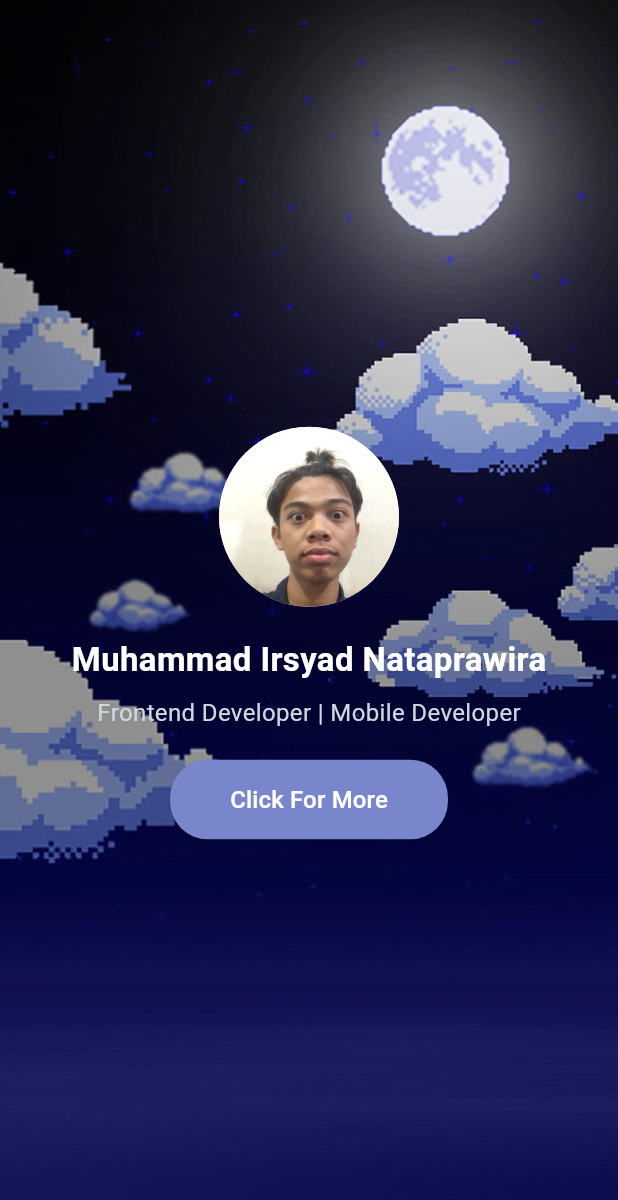
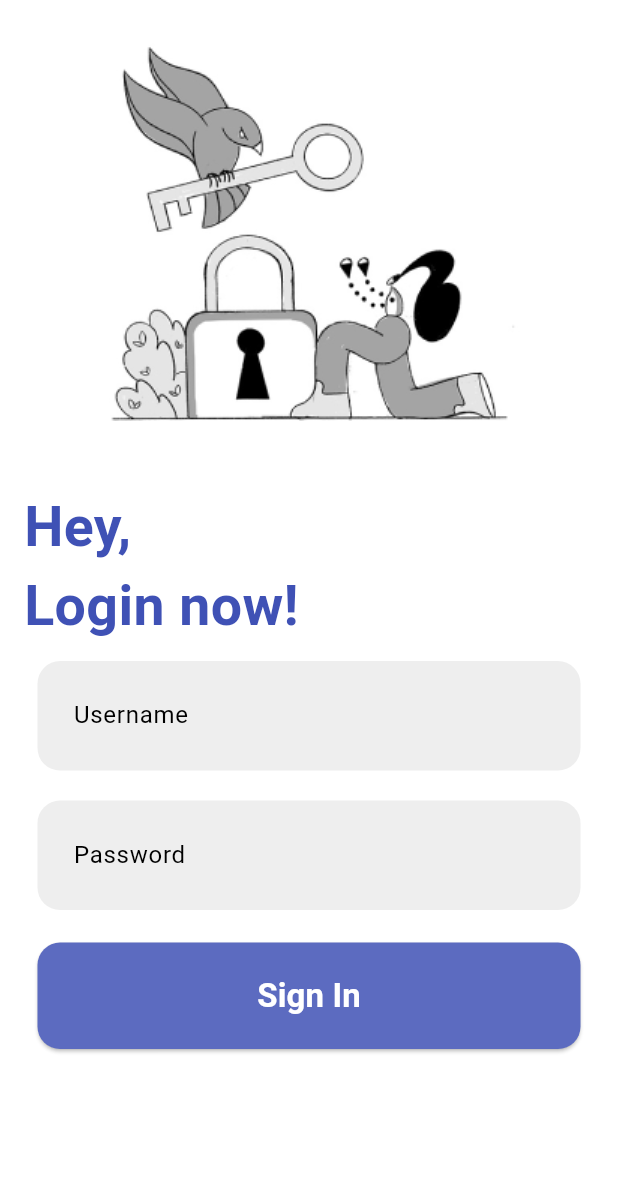
Before and after one commit to isadkang/profile_mobile_flutter, a Flutter app: the screen it shows after launch, on a phone screen of 412 x 824 dp. Shown: the top 1200 px of the screen. Run offline on Flutter 3.47's test engine with Material 3 defaults, Android fonts, the phone set to English and light mode, and no system bars.

Commit message:
feat: login page & route

```diff
--- /dev/null
+++ b/lib/login_screen.dart
@@ -0,0 +1,142 @@
+import 'package:flutter/material.dart';
+
+class LoginScreen extends StatelessWidget {
+  const LoginScreen({super.key});
+
+  @override
+  Widget build(BuildContext context) {
+    Size size = MediaQuery.of(context).size;
+    return Scaffold(
+      body: Stack(
+        children: [
+          Container(
+            decoration: const BoxDecoration(
+              color: Colors.white,
+            ),
+            child: SafeArea(
+              child: ListView(
+                children: [
+                  Image.asset(
+                    'images/bg-2.png',
+                    height: 300,
+                    width: 300,
+                  ),
+                  SizedBox(height: size.height * 0.03),
+                  Padding(
+                    padding: const EdgeInsets.only(left: 16.0),
+                    child: Text(
+                      "Hey, \nLogin now!",
+                      textAlign: TextAlign.left,
+                      style: TextStyle(
+                        fontWeight: FontWeight.bold,
+                        fontSize: 37,
+                        color: Colors.indigo[500],
+                      ),
+                    ),
+                  ),
+                  Padding(
+                    padding: const EdgeInsets.symmetric(
+                      horizontal: 25,
+                      vertical: 10,
+                    ),
+                    child: TextField(
+                      decoration: InputDecoration(
+                        contentPadding: const EdgeInsets.symmetric(
+                          horizontal: 20,
+                          vertical: 22,
+                        ),
+                        fillColor: Colors.grey[200],
+                        filled: true,
+                        border: OutlineInputBorder(
+                          borderSide: BorderSide.none,
+                          borderRadius: BorderRadius.circular(15),
+                        ),
+                        hintText: 'Enter username',
+                        hintStyle: const TextStyle(
+                          color: Colors.black45,
+                          fontSize: 19,
+                        ),
+                        label: const Text(
+                          'Username',
+                          style: TextStyle(
+                            color: Colors.black,
+                          ),
+                        ),
+                      ),
+                    ),
+                  ),
+                  Padding(
+                    padding: const EdgeInsets.symmetric(
+                      horizontal: 25,
+                      vertical: 10,
+                    ),
+                    child: TextField(
+                      obscureText: true,
+                      decoration: InputDecoration(
+                        contentPadding: const EdgeInsets.symmetric(
+                          horizontal: 20,
+                          vertical: 22,
+                        ),
+                        fillColor: Colors.grey[200],
+                        filled: true,
+                        border: OutlineInputBorder(
+                          borderSide: BorderSide.none,
+                          borderRadius: BorderRadius.circular(15),
+                        ),
+                        hintText: 'Password',
+                        hintStyle: const TextStyle(
+                          color: Colors.black45,
+                          fontSize: 19,
+                        ),
+                        label: const Text(
+                          'Password',
+                          style: TextStyle(
+                            color: Colors.black,
+                          ),
+                        ),
+                      ),
+                    ),
+                  ),
+                  const SizedBox(height: 10),
+                  SizedBox(height: size.height * 0.002),
+                  Padding(
+                    padding: const EdgeInsets.symmetric(horizontal: 25),
+                    child: Column(
+                      children: [
+                        ElevatedButton(
+                          style: ElevatedButton.styleFrom(
+                            backgroundColor: Colors.indigo[400],
+                            padding: const EdgeInsets.symmetric(
+                              horizontal: 50,
+                              vertical: 20,
+                            ),
+                            shape: RoundedRectangleBorder(
+                              borderRadius: BorderRadius.circular(15),
+                            ),
+                          ),
+                          child: const Center(
+                            child: Text(
+                              "Sign In",
+                              style: TextStyle(
+                                fontWeight: FontWeight.bold,
+                                color: Colors.white,
+                                fontSize: 22,
+                              ),
+                            ),
+                          ),
+                          onPressed: () {
+                            Navigator.pushReplacementNamed(context, '/profile');
+                          },
+                        ),
+                      ],
+                    ),
+                  ),
+                ],
+              ),
+            ),
+          ),
+        ],
+      ),
+    );
+  }
+}
--- a/lib/main.dart
+++ b/lib/main.dart
@@ -1,5 +1,8 @@
 import 'package:flutter/material.dart';
+import 'package:profile_page/login_screen.dart';
+// import 'package:profile_page/profile_screen.dart';
 import 'package:profile_page/more_page.dart';
+import 'package:profile_page/profile_screen.dart';
 
 void main() {
   runApp(const MyApp());
@@ -9,80 +12,15 @@ class MyApp extends StatelessWidget {
   const MyApp({super.key});
   @override
   Widget build(BuildContext context) {
-    return const MaterialApp(
+    return MaterialApp(
       title: 'Profile Page',
       debugShowCheckedModeBanner: false,
-      home: ProfileScreen(),
+      initialRoute: '/',
+      routes: {
+        '/': (context) => const LoginScreen(),
+        '/profile': (context) => const ProfileScreen(),
+        '/more': (context) => const MorePage(),
+      },
     );
   }
 }
-
-class ProfileScreen extends StatelessWidget {
-  const ProfileScreen({super.key});
-
-  @override
-  Widget build(BuildContext context) {
-    return Scaffold(
-      backgroundColor: Colors.grey[900],
-      body: SafeArea(
-        child: Container(
-          decoration: const BoxDecoration(
-            image: DecorationImage(
-                image: AssetImage('images/bg-1.jpg'), fit: BoxFit.cover),
-          ),
-          child: Center(
-            child: Column(
-              mainAxisAlignment: MainAxisAlignment.center,
-              children: <Widget>[
-                const SizedBox(height: 20),
-                const CircleAvatar(
-                  radius: 60,
-                  backgroundImage: AssetImage('images/profile.png'),
-                ),
-                const SizedBox(height: 20),
-                const Text(
-                  'Muhammad Irsyad Nataprawira',
-                  style: TextStyle(
-                    fontSize: 22,
-                    color: Colors.white,
-                    fontWeight: FontWeight.bold,
-                  ),
-                ),
-                const SizedBox(height: 8),
-                Text(
-                  'Frontend Developer | Mobile Developer',
-                  style: TextStyle(
-                    fontSize: 16,
-                    color: Colors.blueGrey[100],
-                  ),
-                ),
-                const SizedBox(height: 20),
-                ElevatedButton(
-                  onPressed: () {
-                    Navigator.push(context,
-                        MaterialPageRoute(builder: (_) => const MorePage()));
-                  },
-                  style: ElevatedButton.styleFrom(
-                    backgroundColor: Colors.indigo[300],
-                    padding: const EdgeInsets.symmetric(
-                        horizontal: 40, vertical: 15),
-                    shape: RoundedRectangleBorder(
-                      borderRadius: BorderRadius.circular(25),
-                    ),
-                  ),
-                  child: const Text(
-                    'Click For More',
-                    style: TextStyle(
-                      fontSize: 16,
-                      color: Colors.white,
-                    ),
-                  ),
-                ),
-              ],
-            ),
-          ),
-        ),
-      ),
-    );
-  }
-}
--- a/lib/more_page.dart
+++ b/lib/more_page.dart
@@ -13,7 +13,7 @@ class MorePage extends StatelessWidget {
         leading: IconButton(
           icon: const Icon(Icons.arrow_back),
           onPressed: () {
-            Navigator.pop(context);
+            Navigator.pushReplacementNamed(context, '/profile');
           },
         ),
         title: const Text(
--- /dev/null
+++ b/lib/profile_screen.dart
@@ -0,0 +1,70 @@
+import 'package:flutter/material.dart';
+
+class ProfileScreen extends StatelessWidget {
+  const ProfileScreen({super.key});
+
+  @override
+  Widget build(BuildContext context) {
+    return Scaffold(
+      backgroundColor: Colors.grey[900],
+      body: SafeArea(
+        child: Container(
+          decoration: const BoxDecoration(
+            image: DecorationImage(
+                image: AssetImage('images/bg-1.jpg'), fit: BoxFit.cover),
+          ),
+          child: Center(
+            child: Column(
+              mainAxisAlignment: MainAxisAlignment.center,
+              children: <Widget>[
+                const SizedBox(height: 20),
+                const CircleAvatar(
+                  radius: 60,
+                  backgroundImage: AssetImage('images/profile.png'),
+                ),
+                const SizedBox(height: 20),
+                const Text(
+                  'Muhammad Irsyad Nataprawira',
+                  style: TextStyle(
+                    fontSize: 22,
+                    color: Colors.white,
+                    fontWeight: FontWeight.bold,
+                  ),
+                ),
+                const SizedBox(height: 8),
+                Text(
+                  'Frontend Developer | Mobile Developer',
+                  style: TextStyle(
+                    fontSize: 16,
+                    color: Colors.blueGrey[100],
+                  ),
+                ),
+                const SizedBox(height: 20),
+                ElevatedButton(
+                  onPressed: () {
+                    Navigator.pushReplacementNamed(context, '/more');
+                  },
+                  style: ElevatedButton.styleFrom(
+                    backgroundColor: Colors.indigo[300],
+                    padding: const EdgeInsets.symmetric(
+                        horizontal: 40, vertical: 15),
+                    shape: RoundedRectangleBorder(
+                      borderRadius: BorderRadius.circular(25),
+                    ),
+                  ),
+                  child: const Text(
+                    'Click For More',
+                    style: TextStyle(
+                      fontSize: 16,
+                      color: Colors.white,
+                    ),
+                  ),
+                ),
+              ],
+            ),
+          ),
+        ),
+      ),
+    );
+  }
+}
```
Also changed, not shown: images/bg-2.png (added), images/bg-3.png (added), images/image.png (added).
